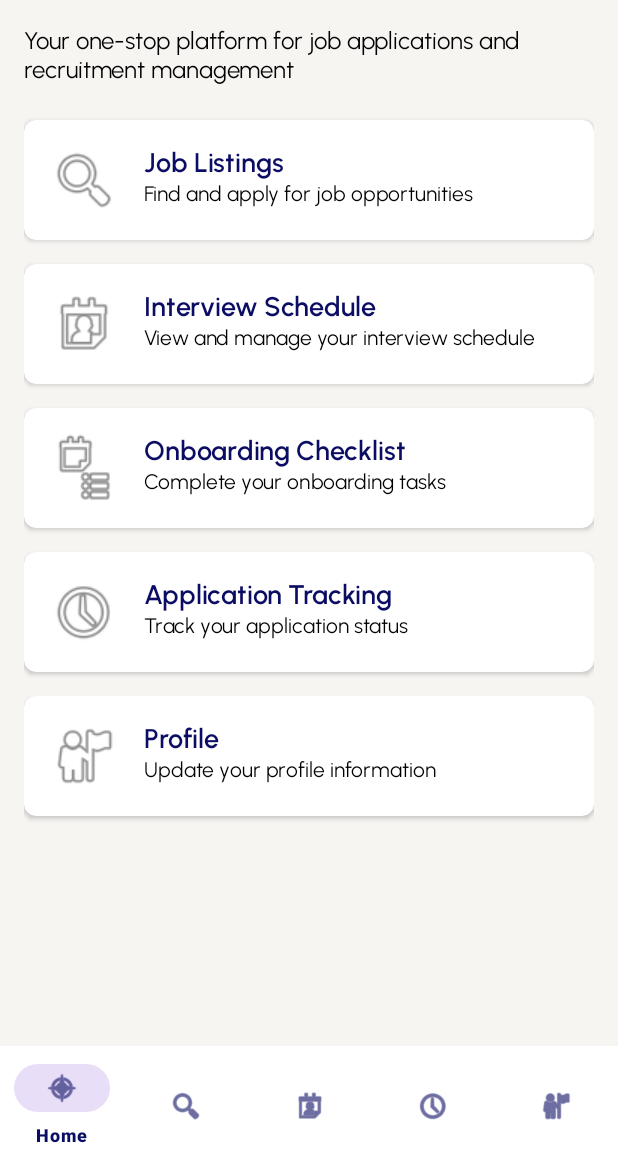
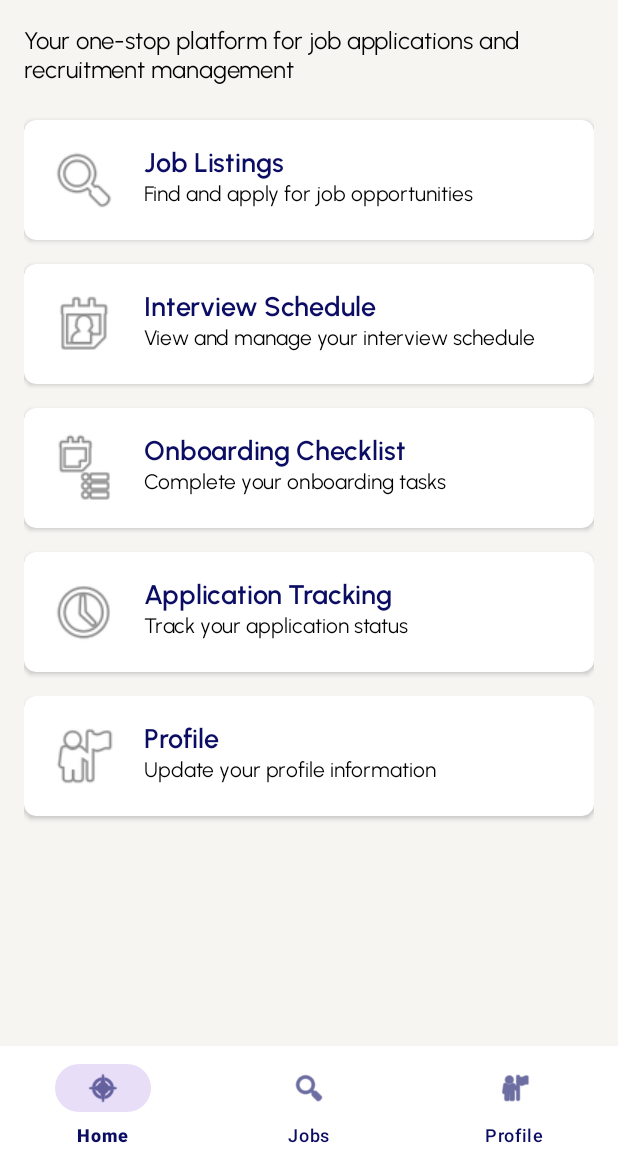
Before and after one commit to jayr-o1/capstone-unitechhr-mobile, an Android app: the screen it shows after launch (MainActivity), on a phone screen of 412 x 824 dp, the part 70-1236 px from its top. Run offline under Robolectric (Android 15) with nearby library versions, the phone set to English and light mode, and no system bars; our stand-ins replace CircleImageView, navigation-ui.

Commit message:
Remove "Interviews" and "Applications" items from bottom navigation menu

```diff
--- a/app/src/main/res/menu/bottom_nav_menu.xml
+++ b/app/src/main/res/menu/bottom_nav_menu.xml
@@ -11,16 +11,6 @@
         android:title="Jobs" />
 
     <item
-        android:id="@+id/interviewScheduleFragment"
-        android:icon="@android:drawable/ic_menu_my_calendar"
-        android:title="Interviews" />
-
-    <item
-        android:id="@+id/applicantListFragment"
-        android:icon="@android:drawable/ic_menu_recent_history"
-        android:title="Applications" />
-
-    <item
         android:id="@+id/profileFragment"
         android:icon="@android:drawable/ic_menu_myplaces"
         android:title="Profile" />
```
